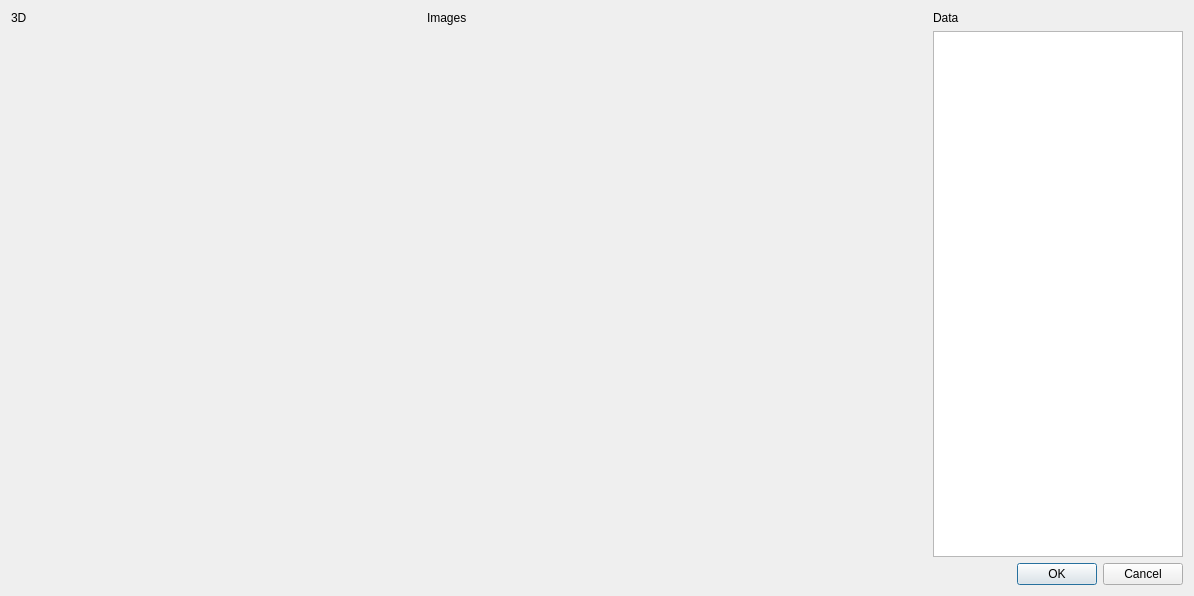
Old version of the form ui/meas_dialog_3d.ui in the repository s-du/Thermogram.
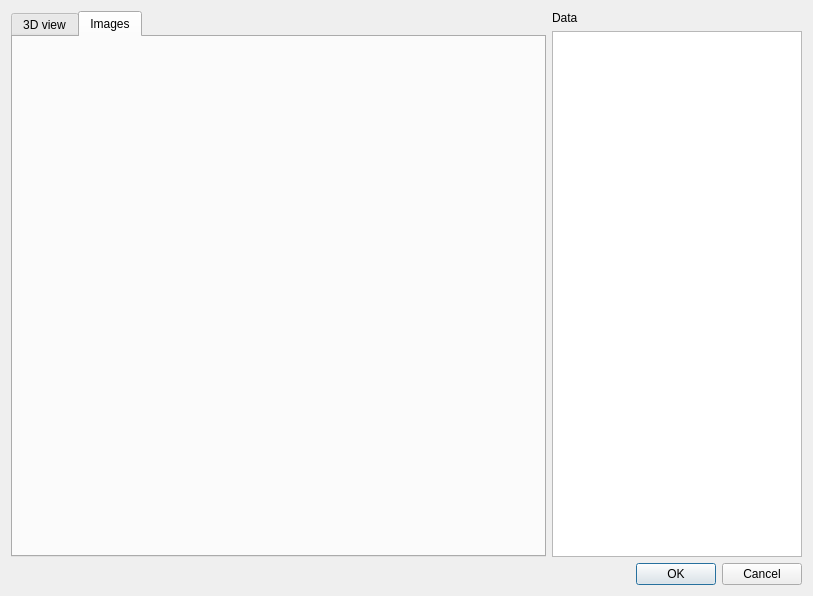
New version of the form. The open tabs and pages were chosen to show the change.

Patch:
```diff
--- a/ui/meas_dialog_3d.ui
+++ b/ui/meas_dialog_3d.ui
@@ -6,31 +6,28 @@
    <rect>
     <x>0</x>
     <y>0</y>
-    <width>1194</width>
+    <width>813</width>
     <height>596</height>
    </rect>
   </property>
   <property name="windowTitle">
    <string>Dialog</string>
   </property>
-  <layout class="QVBoxLayout" name="verticalLayout_4">
+  <layout class="QVBoxLayout" name="verticalLayout_5">
    <item>
     <layout class="QHBoxLayout" name="horizontalLayout">
      <item>
+      <widget class="QTabWidget" name="tabWidget">
+       <property name="currentIndex">
+        <number>0</number>
+       </property>
+       <widget class="QWidget" name="tab">
+        <attribute name="title">
+         <string>3D view</string>
+        </attribute>
+        <layout class="QVBoxLayout" name="verticalLayout_6">
+         <item>
       <layout class="QVBoxLayout" name="verticalLayout_3">
-       <item>
-        <widget class="QLabel" name="label_3">
-         <property name="minimumSize">
-          <size>
-           <width>400</width>
-           <height>0</height>
-          </size>
-         </property>
-         <property name="text">
-          <string>3D</string>
-         </property>
-        </widget>
-       </item>
        <item>
         <spacer name="verticalSpacer">
          <property name="orientation">
@@ -46,21 +43,15 @@
        </item>
       </layout>
      </item>
-     <item>
-      <layout class="QVBoxLayout" name="verticalLayout">
-       <item>
-        <widget class="QLabel" name="label_2">
-         <property name="minimumSize">
-          <size>
-           <width>500</width>
-           <height>0</height>
-          </size>
-         </property>
-         <property name="text">
+        </layout>
+       </widget>
+       <widget class="QWidget" name="tab_2">
+        <attribute name="title">
           <string>Images</string>
-         </property>
-        </widget>
-       </item>
+        </attribute>
+        <layout class="QVBoxLayout" name="verticalLayout_4">
+         <item>
+          <layout class="QVBoxLayout" name="verticalLayout">
        <item>
         <spacer name="verticalSpacer_2">
          <property name="orientation">
@@ -75,6 +66,10 @@
         </spacer>
        </item>
       </layout>
+         </item>
+        </layout>
+       </widget>
+      </widget>
      </item>
      <item>
       <layout class="QVBoxLayout" name="verticalLayout_2">
```
Lines whose indentation alone changed are shown as unchanged.
